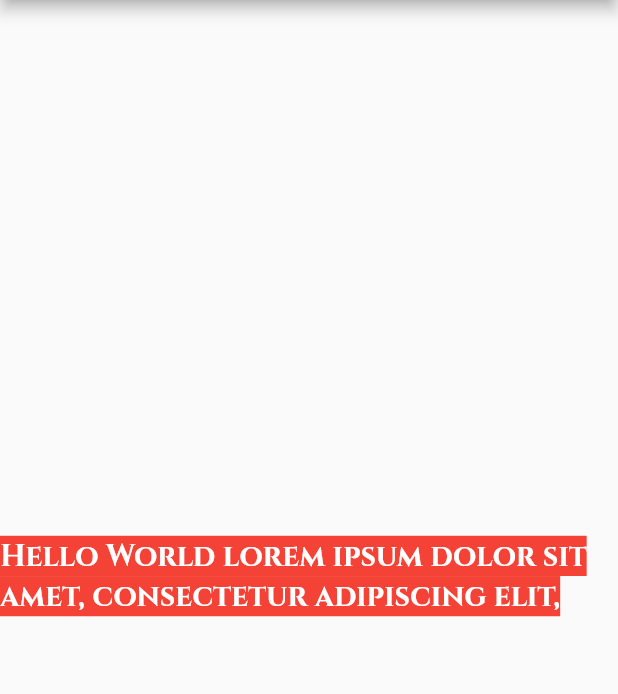
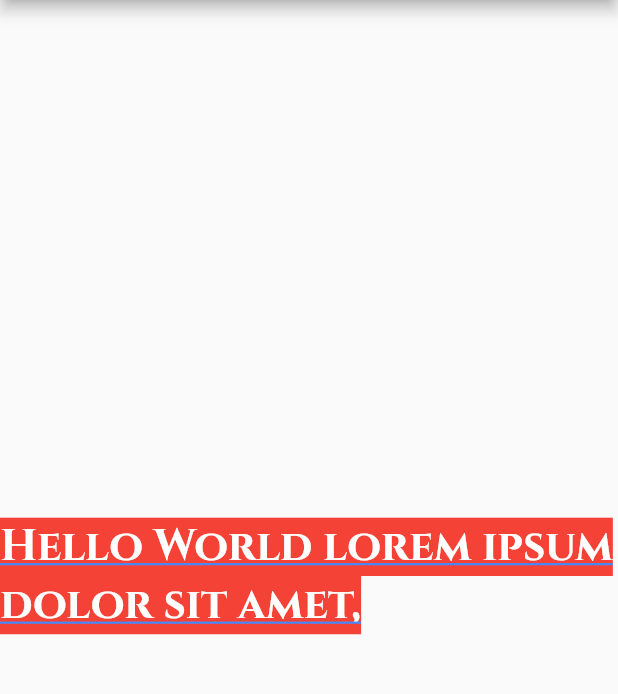
Before and after one commit to sulkhan10/first_project_flutter, a Flutter app: the screen it shows after launch, on a phone screen of 412 x 824 dp, the part 84-778 px from its top. Run offline on Flutter 3.47's test engine with Material 2 defaults, Android fonts, the phone set to English and light mode, and no system bars.

Commit message:
minor changes

```diff
--- a/lib/main.dart
+++ b/lib/main.dart
@@ -24,8 +24,10 @@ class MyApp extends StatelessWidget {
               backgroundColor: Colors.red,
               color: Colors.white,
               fontFamily: 'Cinzel',
-              fontSize: 20,
+              fontSize: 29,
               fontWeight: FontWeight.bold,
+              decoration: TextDecoration.underline,
+              decorationColor: Colors.blueAccent ,
             ),
           ),
         ),
```
